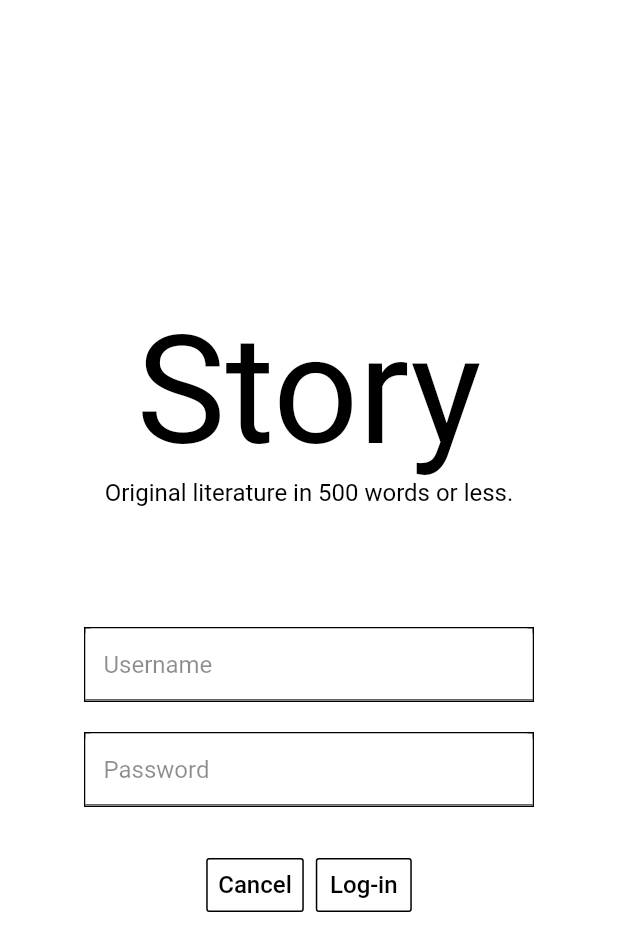
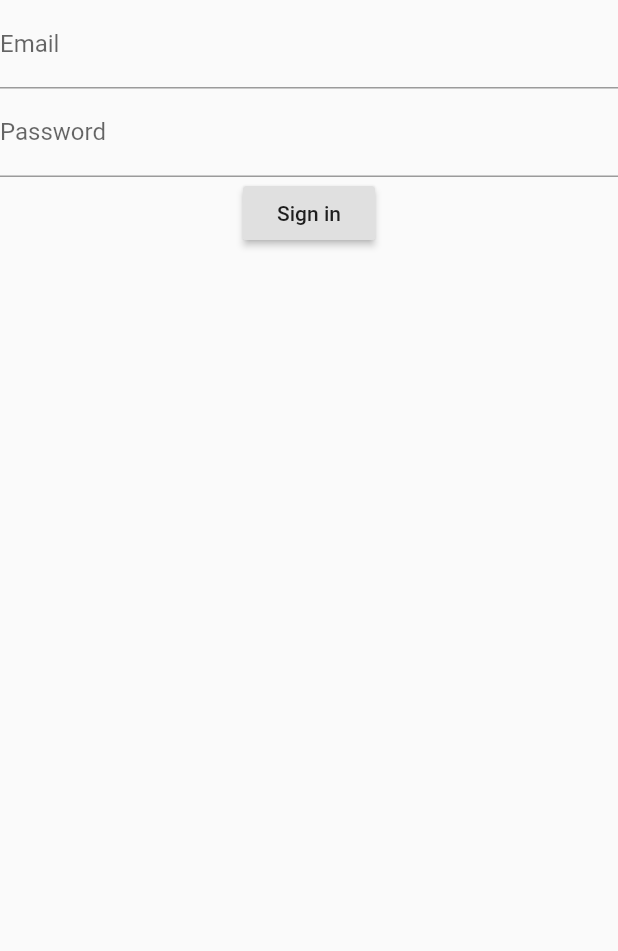
Before and after one commit to Yonigut/stories_app, a Flutter app: the screen it shows after launch, on a phone screen of 412 x 824 dp. Shown: the top 951 px of the screen. Run offline on Flutter 3.47's test engine with Material 2 defaults, Android fonts, the phone set to English and light mode, and no system bars; our stand-ins replace cloud_firestore, firebase_auth, google_sign_in, share; accounts and stored records are empty; Roboto replaces fonts that are missing (Times New Roman).

Commit message:
Replaced dumb Log-in screen with updated basic log-in screen that actually authenticates users

```diff
--- a/lib/home.dart
+++ b/lib/home.dart
@@ -1,11 +1,19 @@
 import 'package:cloud_firestore/cloud_firestore.dart';
 import 'package:flutter/material.dart';
 import 'record.dart';
-import 'storyTab.dart';
 import 'package:share/share.dart';
+import 'package:firebase_auth/firebase_auth.dart';
 
 
 class HomePage extends StatefulWidget {
+  const HomePage({
+    Key key,
+    @required this.user
+}) : super(key: key);
+
+  final FirebaseUser user;
+
+
 @override
   State<HomePage> createState() => HomePageState();
 }
--- a/lib/login.dart
+++ b/lib/login.dart
@@ -1,129 +1,185 @@
 import 'package:flutter/material.dart';
+import 'package:firebase_auth/firebase_auth.dart';
+import 'home.dart';
 
 class LoginPage extends StatefulWidget {
   @override
-  State<LoginPage> createState() => mainState();
+  State<LoginPage> createState() => _LoginPageState();
 }
 
-class mainState extends State<LoginPage> {
+class _LoginPageState extends State<LoginPage> {
   final _usernameController = TextEditingController();
   final _passwordController = TextEditingController();
+  String _email;
+  String _password;
+  final GlobalKey<FormState> _formKey = GlobalKey<FormState>();
 
   @override
   Widget build(BuildContext context) {
     return Scaffold(
       resizeToAvoidBottomInset: false,
-      body: Container(
-        color: Colors.white,
+      body:
+        Form(
+          key : _formKey,
           child: Column(
-          mainAxisAlignment: MainAxisAlignment.center,
-          children: [
-            Text('Story',
-                style: TextStyle(
-                  fontStyle: FontStyle.normal,
-                  color: Colors.black,
-                  fontSize: 100,
-                  fontFamily: 'Times New Roman',
-                )),
-            Text('Original literature in 500 words or less.',
-                style: TextStyle(
-                  fontStyle: FontStyle.normal,
-                  color: Colors.black,
-                  fontSize: 16,
-                  fontFamily: 'Times New Roman',
-                )),
-            Container(
-              color: Colors.white,
-              height: 80,
-            ),
-            Container(
-              width: 300,
-              decoration: new BoxDecoration(
-                  border: new Border.all(color: Colors.black)),
-              child: TextField(
-                autocorrect: false,
-                controller: _usernameController,
-                cursorColor: Colors.black,
-                style: new TextStyle(
-                    color: Colors.black, fontFamily: 'Times New Roman'),
+            children : [
+              TextFormField(
+                validator : (input) {
+                  if(input.isEmpty) {
+                    return 'Please type an email';
+                  }
+                },
+                onSaved: (input) => _email = input,
                 decoration: InputDecoration(
-                  focusedBorder: UnderlineInputBorder(
-                    borderSide: BorderSide(color: Colors.black),
-                  ),
-                  hoverColor: Colors.black,
-                  fillColor: Colors.white,
-                  filled: true,
-                  hintStyle: TextStyle(
-                      color: Colors.black45, fontFamily: 'Times New Roman'),
-                  hintText: 'Username',
+                  labelText: 'Email'
                 ),
               ),
-            ),
-            Container(
-              color: Colors.white,
-              height: 20,
-            ),
-            Container(
-                width: 300,
-                decoration: new BoxDecoration(
-                    border: new Border.all(color: Colors.black)),
-                child: TextField(
-                  autocorrect: false,
-                  controller: _passwordController,
-                  style: new TextStyle(
-                      color: Colors.black, fontFamily: 'Times New Roman'),
-                  cursorColor: Colors.black,
+              TextFormField(
+                validator : (input) {
+                  if(input.length < 6) {
+                    return 'Your password needs to contain at least 6 characters';;
+                  }
+                },
+                onSaved: (input) => _password = input,
                 decoration: InputDecoration(
-                    focusedBorder: UnderlineInputBorder(
-                      borderSide: BorderSide(color: Colors.black),
-                    ),
-                    fillColor: Colors.white,
-                    filled: true,
-                    hintStyle: TextStyle(
-                        color: Colors.black45, fontFamily: 'Times New Roman'),
-                    hintText: 'Password',
+                    labelText: 'Password'
                 ),
                 obscureText: true,
-                )),
-            Container(
-              color: Colors.white,
-              height: 20,
               ),
-            ButtonBar(
-              alignment: MainAxisAlignment.center,
-              children: <Widget>[
-                OutlineButton(
-                    onPressed: () {
-                      _passwordController.clear();
-                      _usernameController.clear();
-                    },
-                    color: Colors.white,
-                    borderSide: BorderSide(color: Colors.black),
-                    child: Text(
-                      'Cancel',
-                      style: TextStyle(
-                          color: Colors.black,
-                          fontFamily: 'Times New Roman',
-                          fontSize: 16),
-                    )),
-                OutlineButton(
-                    onPressed: () {
-                      Navigator.pop(context);
-                    },
-                    color: Colors.white,
-                    borderSide: BorderSide(color: Colors.black),
-                    child: Text(
-                      'Log-in',
-                      style: TextStyle(
-                          color: Colors.black,
-                          fontFamily: 'Times New Roman',
-                          fontSize: 16),
-                    )),
-              ],
+              RaisedButton(
+                onPressed: () { signIn(); },
+                child: Text('Sign in'),
               ),
             ],
           ),
         ),
+//      Container(
+//        color: Colors.white,
+//        child: Column(
+//          mainAxisAlignment: MainAxisAlignment.center,
+//          children: [
+//            Text('Story',
+//                style: TextStyle(
+//                  fontStyle: FontStyle.normal,
+//                  color: Colors.black,
+//                  fontSize: 100,
+//                  fontFamily: 'Times New Roman',
+//                )),
+//            Text('Original literature in 500 words or less.',
+//                style: TextStyle(
+//                  fontStyle: FontStyle.normal,
+//                  color: Colors.black,
+//                  fontSize: 16,
+//                  fontFamily: 'Times New Roman',
+//                )),
+//            Container(
+//              color: Colors.white,
+//              height: 80,
+//            ),
+//            Container(
+//              width: 300,
+//              decoration: new BoxDecoration(
+//                  border: new Border.all(color: Colors.black)),
+//              child: TextField(
+//                autocorrect: false,
+//                controller: _usernameController,
+//                cursorColor: Colors.black,
+//                style: new TextStyle(
+//                    color: Colors.black, fontFamily: 'Times New Roman'),
+//                decoration: InputDecoration(
+//                  focusedBorder: UnderlineInputBorder(
+//                    borderSide: BorderSide(color: Colors.black),
+//                  ),
+//                  hoverColor: Colors.black,
+//                  fillColor: Colors.white,
+//                  filled: true,
+//                  hintStyle: TextStyle(
+//                      color: Colors.black45, fontFamily: 'Times New Roman'),
+//                  hintText: 'Username',
+//                ),
+//              ),
+//            ),
+//            Container(
+//              color: Colors.white,
+//              height: 20,
+//            ),
+//            Container(
+//                width: 300,
+//                decoration: new BoxDecoration(
+//                    border: new Border.all(color: Colors.black)),
+//                child: TextField(
+//                  autocorrect: false,
+//                  controller: _passwordController,
+//                  style: new TextStyle(
+//                      color: Colors.black, fontFamily: 'Times New Roman'),
+//                  cursorColor: Colors.black,
+//                  decoration: InputDecoration(
+//                    focusedBorder: UnderlineInputBorder(
+//                      borderSide: BorderSide(color: Colors.black),
+//                    ),
+//                    fillColor: Colors.white,
+//                    filled: true,
+//                    hintStyle: TextStyle(
+//                        color: Colors.black45, fontFamily: 'Times New Roman'),
+//                    hintText: 'Password',
+//                  ),
+//                  obscureText: true,
+//                )),
+//            Container(
+//              color: Colors.white,
+//              height: 20,
+//            ),
+//            ButtonBar(
+//              alignment: MainAxisAlignment.center,
+//              children: <Widget>[
+//                OutlineButton(
+//                    onPressed: () {
+//                      _passwordController.clear();
+//                      _usernameController.clear();
+//                    },
+//                    color: Colors.white,
+//                    borderSide: BorderSide(color: Colors.black),
+//                    child: Text(
+//                      'Cancel',
+//                      style: TextStyle(
+//                          color: Colors.black,
+//                          fontFamily: 'Times New Roman',
+//                          fontSize: 16),
+//                    )),
+//                OutlineButton(
+//                    onPressed: () {
+//                      Navigator.pop(context);
+//                    },
+//                    color: Colors.white,
+//                    borderSide: BorderSide(color: Colors.black),
+//                    child: Text(
+//                      'Log-in',
+//                      style: TextStyle(
+//                          color: Colors.black,
+//                          fontFamily: 'Times New Roman',
+//                          fontSize: 16),
+//                    )),
+//              ],
+//            ),
+//          ],
+//        ),
+//      ),
     );
   }
+
+  Future<void> signIn() async {
+    final formState = _formKey.currentState;
+    if (formState.validate()) {
+      formState.save();
+      try {
+        FirebaseUser user = await FirebaseAuth.instance.signInWithEmailAndPassword(email: _email, password: _password);
+        Navigator.push(context, MaterialPageRoute(builder: (context) => HomePage(user: user)));
+
+      } catch(e) {
+        print(e.message);
+        print(e.toString());
       }
+
+    }
+  }
+}
--- a/lib/main.dart
+++ b/lib/main.dart
@@ -1,6 +1,4 @@
 import 'package:flutter/material.dart';
-
-import 'home.dart';
 import 'login.dart';
 import 'package:firebase_auth/firebase_auth.dart';
 import 'package:google_sign_in/google_sign_in.dart';
@@ -13,12 +11,12 @@ class StoryApp extends StatelessWidget {
     return MaterialApp(
       title: 'Story',
       // TODO: Change home: to a Backdrop with a HomePage frontLayer (104)
-      home: HomePage(),
+      home: LoginPage(),
       // TODO: Make currentCategory field take _currentCategory (104)
       // TODO: Pass _currentCategory for frontLayer (104)
       // TODO: Change backLayer field value to CategoryMenuPage (104)
-      initialRoute: '/login',
-      onGenerateRoute: _getRoute,
+//      initialRoute: '/login',
+//      onGenerateRoute: _getRoute,
       // TODO: Add a theme (103)
     );
   }
```
Lines whose indentation alone changed are shown as unchanged.
